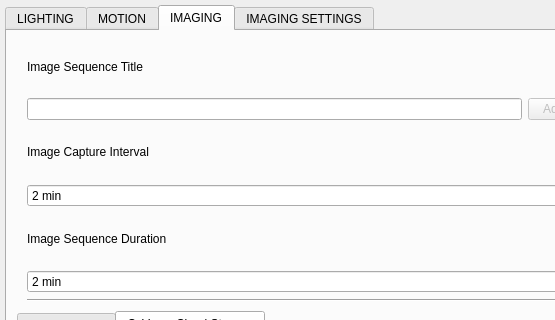
Before: the Qt Designer form _ui/Clinostat.ui in CoCl-Jerry/SciSpin_Max_Dev, drawn with Qt 5; both pictures show x 0 to 555 and y 0 to 320 of the 1024 by 575 pixel window.
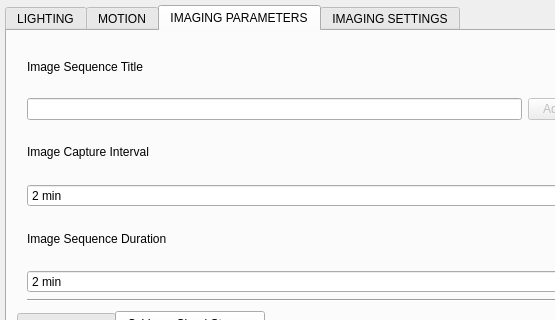
After: the same form once the commit is applied. The open tabs and pages were chosen to show the change. Icons and pictures are not drawn.

Patch:
```diff
--- a/_ui/Clinostat.ui
+++ b/_ui/Clinostat.ui
@@ -844,7 +844,7 @@
     </widget>
     <widget class="QWidget" name="Imaging_tab">
      <attribute name="title">
-      <string>IMAGING</string>
+      <string>IMAGING PARAMETERS</string>
      </attribute>
      <widget class="QWidget" name="layoutWidget">
       <property name="geometry">
```
Left out of the diff: 4 changed lines with no effect on the pictures.
